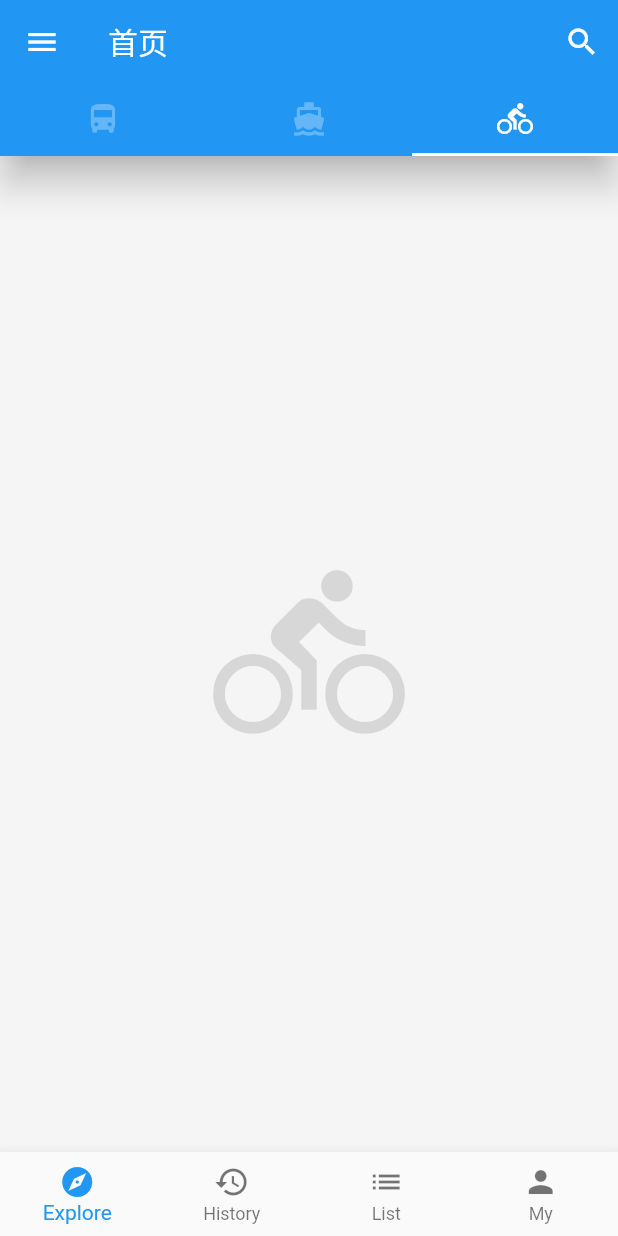
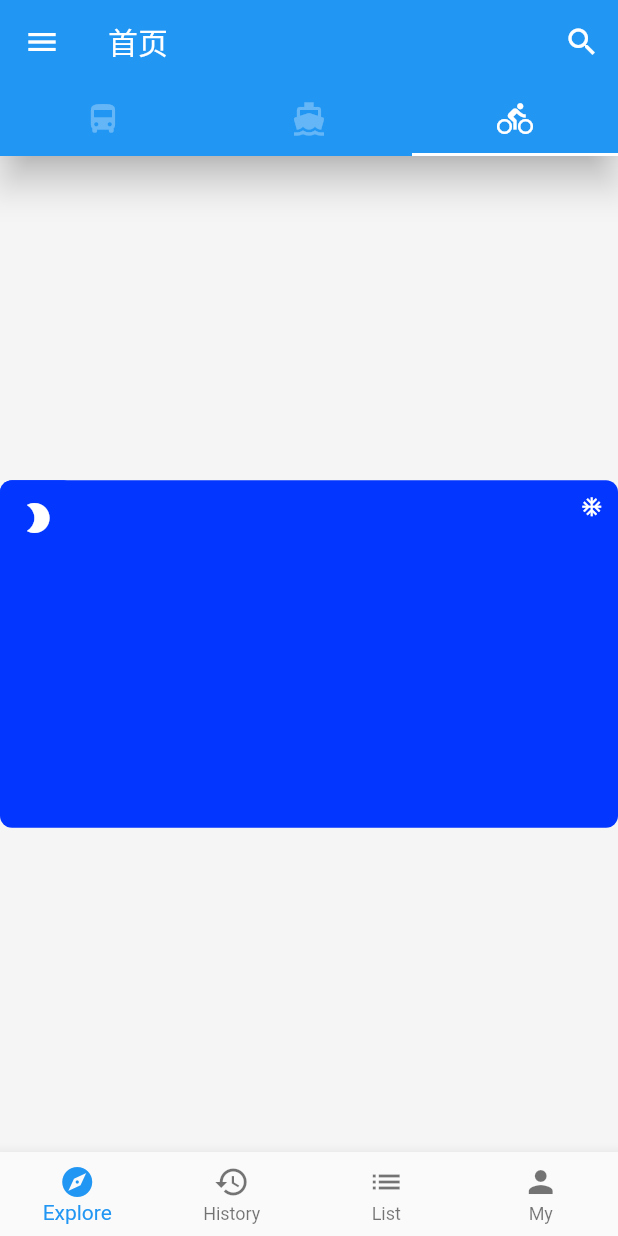
Before and after one commit to xzq666/my_flutter_project, a Flutter app: the screen it shows after launch, tab 3 chosen, on a phone screen of 412 x 824 dp. Run offline on Flutter 3.47's test engine with Material 2 defaults, Android fonts, the phone set to English and light mode, and no system bars; network calls fail.

Commit message:
新增布局相关学习

```diff
--- /dev/null
+++ b/lib/demo/layout_demo.dart
@@ -0,0 +1,121 @@
+import 'package:flutter/material.dart';
+
+class LayoutDemo extends StatelessWidget {
+  @override
+
+  Widget build(BuildContext context) {
+    // TODO: implement build
+//    return Row(
+//      children: <Widget>[
+//        IconBadge(Icons.pool),
+//        IconBadge(Icons.beach_access),
+//        IconBadge(Icons.airplanemode_active)
+//      ],
+//    ); // 横排列
+//    return Column(
+//      mainAxisAlignment: MainAxisAlignment.spaceEvenly,  // 主轴
+//      crossAxisAlignment: CrossAxisAlignment.center,  // 交叉轴（与主轴垂直）
+//      children: <Widget>[
+//        IconBadge(Icons.pool),
+//        IconBadge(Icons.beach_access, size: 50,),
+//        IconBadge(Icons.airplanemode_active)
+//      ],
+//    );  // 竖排列
+
+  // SizeBox
+//    return Column(
+//      mainAxisAlignment: MainAxisAlignment.center,  // 主轴
+//      crossAxisAlignment: CrossAxisAlignment.center,  // 交叉轴（与主轴垂直）
+//      children: <Widget>[
+//        SizedBox(
+//          child: Container(
+//            alignment: Alignment.topCenter,
+//            child: Icon(Icons.ac_unit, color: Colors.white,),
+//            width: 100.0,
+//            height: 100.0,
+//            decoration: BoxDecoration(
+//              color: Color.fromRGBO(3, 54, 255, 1.0),
+//              borderRadius: BorderRadius.circular(8.0),
+//            ),
+//          ),
+//        ),
+//        SizedBox(
+//          height: 32,
+//        ),
+//        SizedBox(
+//          child: Container(
+//            child: Icon(Icons.ac_unit, color: Colors.white,),
+//            width: 50.0,
+//            height: 50.0,
+//            decoration: BoxDecoration(
+//              color: Color.fromRGBO(3, 54, 255, 1.0),
+//              borderRadius: BorderRadius.circular(8.0),
+//            ),
+//          ),
+//        )
+//      ],
+//    );
+
+    return Column(
+      mainAxisAlignment: MainAxisAlignment.center,  // 主轴
+      crossAxisAlignment: CrossAxisAlignment.center,  // 交叉轴（与主轴垂直）
+      children: <Widget>[
+        AspectRatio(
+          aspectRatio: 16.0/9.0,
+          child: Stack(
+            children: <Widget>[
+              SizedBox(
+                child: Container(
+                  alignment: Alignment.topCenter,
+                  decoration: BoxDecoration(
+                    color: Color.fromRGBO(3, 54, 255, 1.0),
+                    borderRadius: BorderRadius.circular(8.0),
+                  ),
+                ),
+              ),
+              SizedBox(
+                height: 32,
+              ),
+              SizedBox(
+                child: Container(
+                  child: Icon(Icons.brightness_2, color: Colors.white,),
+                  width: 50.0,
+                  height: 50.0,
+                  decoration: BoxDecoration(
+                    color: Color.fromRGBO(3, 54, 255, 1.0),
+                    borderRadius: BorderRadius.circular(8.0),
+                  ),
+                ),
+              ),
+              Positioned(
+                  top: 10.0,
+                  right: 10.0,
+                  child: Icon(Icons.ac_unit, color: Colors.white, size: 15.0,)
+              )
+            ],
+          ),
+        )
+      ],
+    );
+  }
+}
+
+class IconBadge extends StatelessWidget {
+  final IconData icon;
+  final double size;
+
+  IconBadge(this.icon, {
+    this.size = 32.0
+  });
+
+  @override
+  Widget build(BuildContext context) {
+    // TODO: implement build
+    return Container(
+      child: Icon(icon, size: size, color: Colors.white, ),
+      width: size + 60,
+      height: size + 60,
+      color: Color.fromRGBO(3, 54, 255, 1.0),
+    );
+  }
+}
--- a/lib/main.dart
+++ b/lib/main.dart
@@ -3,6 +3,7 @@ import 'demo/listview_demo.dart';
 import 'demo/drawer_demo.dart';
 import 'demo/bottom_navigation_bar_demo.dart';
 import 'demo/basic_demo.dart';
+import 'demo/layout_demo.dart';
 
 void main() => runApp(MyApp());
 
@@ -61,7 +62,7 @@ class Home extends StatelessWidget {
             children: <Widget>[
               ListViewDemo(),
               BasicDemo(),
-              Icon(Icons.directions_bike, size: 128.0, color: Colors.black12),
+              LayoutDemo(),
             ],
         ),
         // endDrawer右边抽屉
```
